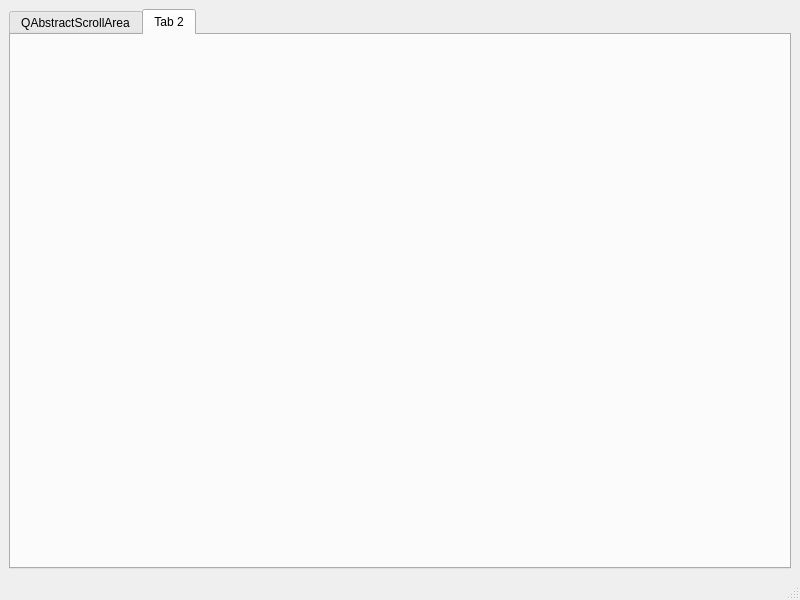
This is QStyleDemo/QssDemo/mainwindow.ui in mahuifa/QMDemo as Qt 5 draws it before an edit. The edited form follows.
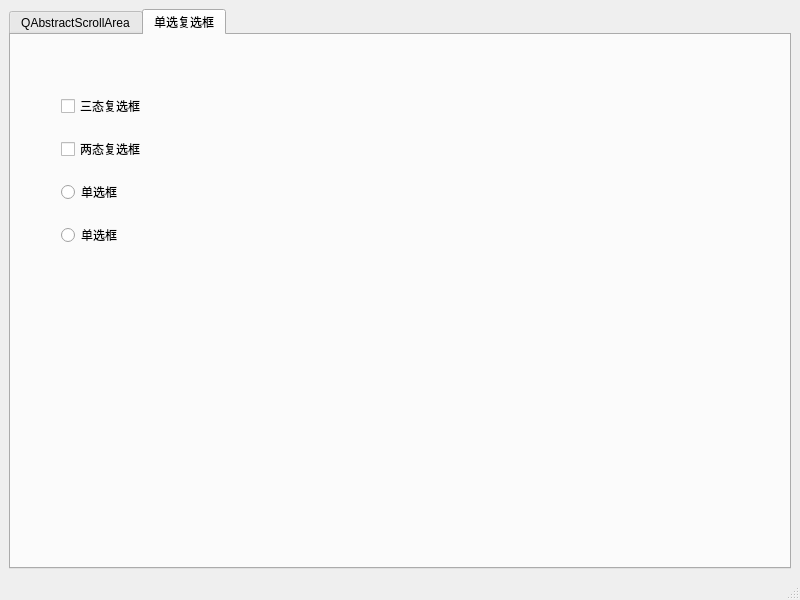
This is the edited form. The open tabs and pages were chosen to show the change.

Patch:
```diff
--- a/QStyleDemo/QssDemo/mainwindow.ui
+++ b/QStyleDemo/QssDemo/mainwindow.ui
@@ -17,6 +17,12 @@
    <layout class="QGridLayout" name="gridLayout">
     <item row="0" column="0">
      <widget class="QTabWidget" name="tabWidget">
+      <property name="styleSheet">
+       <string notr="true"/>
+      </property>
+      <property name="currentIndex">
+       <number>1</number>
+      </property>
       <widget class="QWidget" name="tab">
        <attribute name="title">
         <string>QAbstractScrollArea</string>
@@ -291,8 +297,51 @@
       </widget>
       <widget class="QWidget" name="tab_2">
        <attribute name="title">
-        <string>Tab 2</string>
+        <string>单选复选框</string>
        </attribute>
+       <widget class="QWidget" name="">
+        <property name="geometry">
+         <rect>
+          <x>50</x>
+          <y>46</y>
+          <width>151</width>
+          <height>181</height>
+         </rect>
+        </property>
+        <layout class="QVBoxLayout" name="verticalLayout">
+         <item>
+          <widget class="QCheckBox" name="checkBox">
+           <property name="styleSheet">
+            <string notr="true"/>
+           </property>
+           <property name="text">
+            <string>三态复选框</string>
+           </property>
+          </widget>
+         </item>
+         <item>
+          <widget class="QCheckBox" name="checkBox_2">
+           <property name="text">
+            <string>两态复选框</string>
+           </property>
+          </widget>
+         </item>
+         <item>
+          <widget class="QRadioButton" name="radioButton">
+           <property name="text">
+            <string>单选框</string>
+           </property>
+          </widget>
+         </item>
+         <item>
+          <widget class="QRadioButton" name="radioButton_2">
+           <property name="text">
+            <string>单选框</string>
+           </property>
+          </widget>
+         </item>
+        </layout>
+       </widget>
       </widget>
      </widget>
     </item>
```
